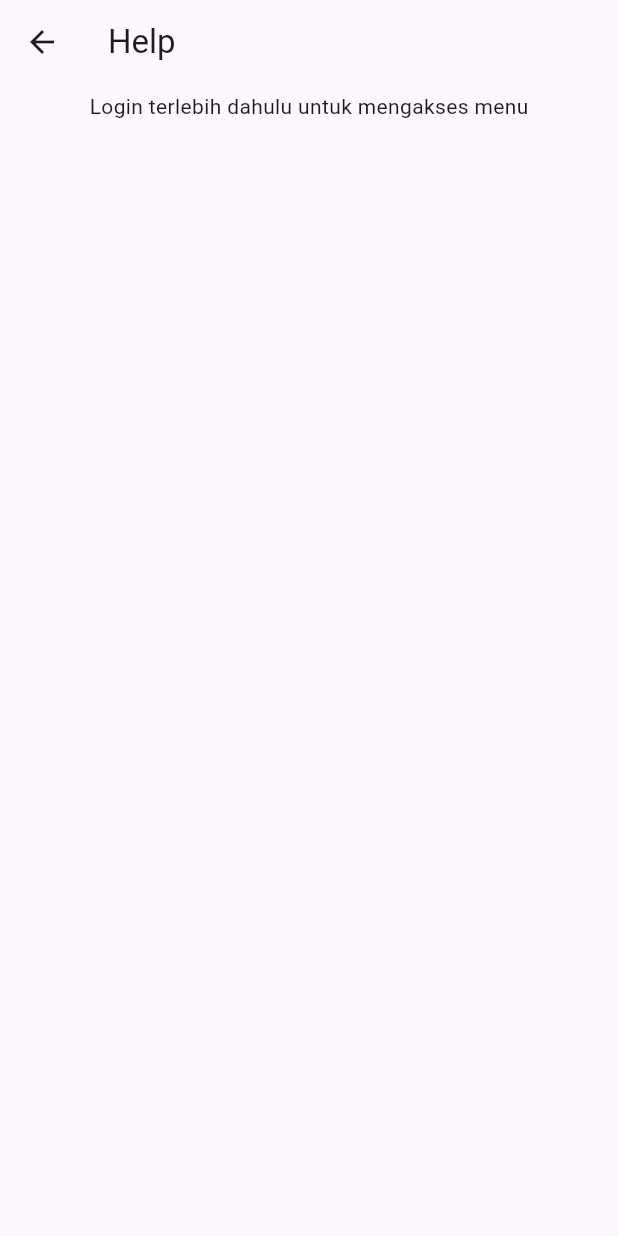
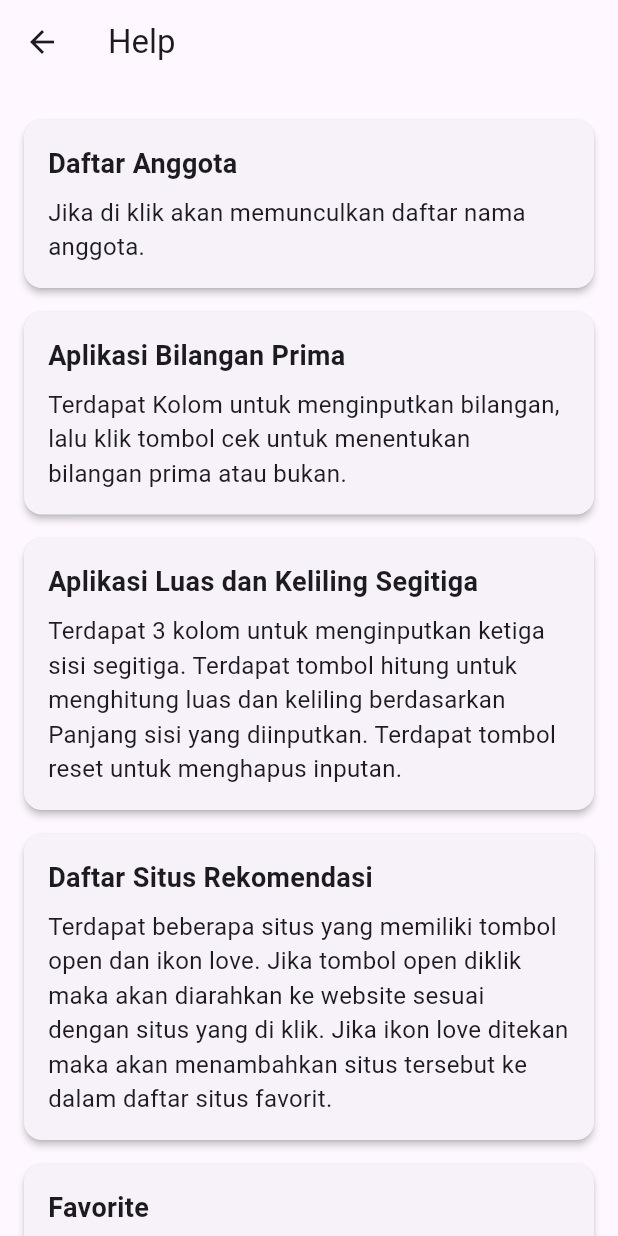
Before and after one commit to herdifariz/Tugas4-TPM, a Flutter app: the screen it shows after launch, item 2 of the bottom bar chosen, on a phone screen of 412 x 824 dp. Run offline on Flutter 3.47's test engine with Material 3 defaults, Android fonts, the phone set to English and light mode, and no system bars; our stand-ins replace hexcolor, shared_preferences.

Commit message:
Update help_page.dart

```diff
--- a/lib/view/help_page.dart
+++ b/lib/view/help_page.dart
@@ -1,7 +1,7 @@
 import 'package:flutter/material.dart';
 
 class HelpPage extends StatelessWidget {
-  const HelpPage({super.key});
+  const HelpPage({Key? key}) : super(key: key);
 
   @override
   Widget build(BuildContext context) {
@@ -10,15 +10,80 @@ class HelpPage extends StatelessWidget {
         title: Text("Help"),
       ),
       body: Center(
-        child: Container(
-          padding: EdgeInsets.all(5),
-          child: Column(
-            children: [
-              Text("Login terlebih dahulu untuk mengakses menu"),
-            ],
-          ),
+        child: ListView(
+          padding: EdgeInsets.all(16.0),
+          children: [
+            MenuItem(
+              title: "Daftar Anggota",
+              description: "Jika di klik akan memunculkan daftar nama anggota.",
+            ),
+            MenuItem(
+              title: "Aplikasi Bilangan Prima",
+              description:
+                  "Terdapat Kolom untuk menginputkan bilangan, lalu klik tombol cek untuk menentukan bilangan prima atau bukan.",
+            ),
+            MenuItem(
+              title: "Aplikasi Luas dan Keliling Segitiga",
+              description:
+                  "Terdapat 3 kolom untuk menginputkan ketiga sisi segitiga. Terdapat tombol hitung untuk menghitung luas dan keliling berdasarkan Panjang sisi yang diinputkan. Terdapat tombol reset untuk menghapus inputan.",
+            ),
+            MenuItem(
+              title: "Daftar Situs Rekomendasi",
+              description:
+                  "Terdapat beberapa situs yang memiliki tombol open dan ikon love. Jika tombol open diklik maka akan diarahkan ke website sesuai dengan situs yang di klik. Jika ikon love ditekan maka akan menambahkan situs tersebut ke dalam daftar situs favorit.",
+            ),
+            MenuItem(
+              title: "Favorite",
+              description:
+                  "Situs yang telah ditambahkan ke favorit akan masuk ke sini.",
+            ),
+            MenuItem(
+              title: "Stopwatch",
+              description:
+                  "Terdapat 2 button untuk start atau pause dan untuk mereset timer.",
+            ),
+          ],
         ),
       ),
     );
   }
 }
+
+class MenuItem extends StatelessWidget {
+  final String title;
+  final String description;
+
+  const MenuItem({
+    required this.title,
+    required this.description,
+    Key? key,
+  }) : super(key: key);
+
+  @override
+  Widget build(BuildContext context) {
+    return Card(
+      elevation: 2.0,
+      margin: EdgeInsets.symmetric(vertical: 8.0),
+      child: Padding(
+        padding: EdgeInsets.all(16.0),
+        child: Column(
+          crossAxisAlignment: CrossAxisAlignment.start,
+          children: [
+            Text(
+              title,
+              style: TextStyle(
+                fontSize: 18.0,
+                fontWeight: FontWeight.bold,
+              ),
+            ),
+            SizedBox(height: 8.0),
+            Text(
+              description,
+              style: TextStyle(fontSize: 16.0),
+            ),
+          ],
+        ),
+      ),
+    );
+  }
+}
```
